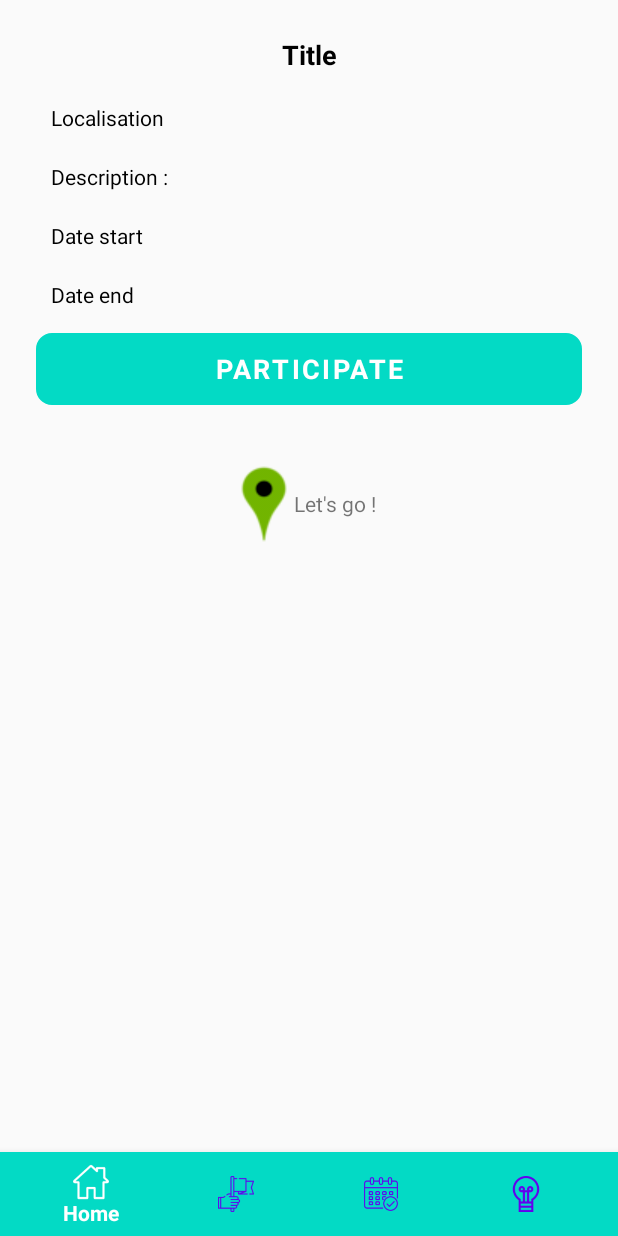
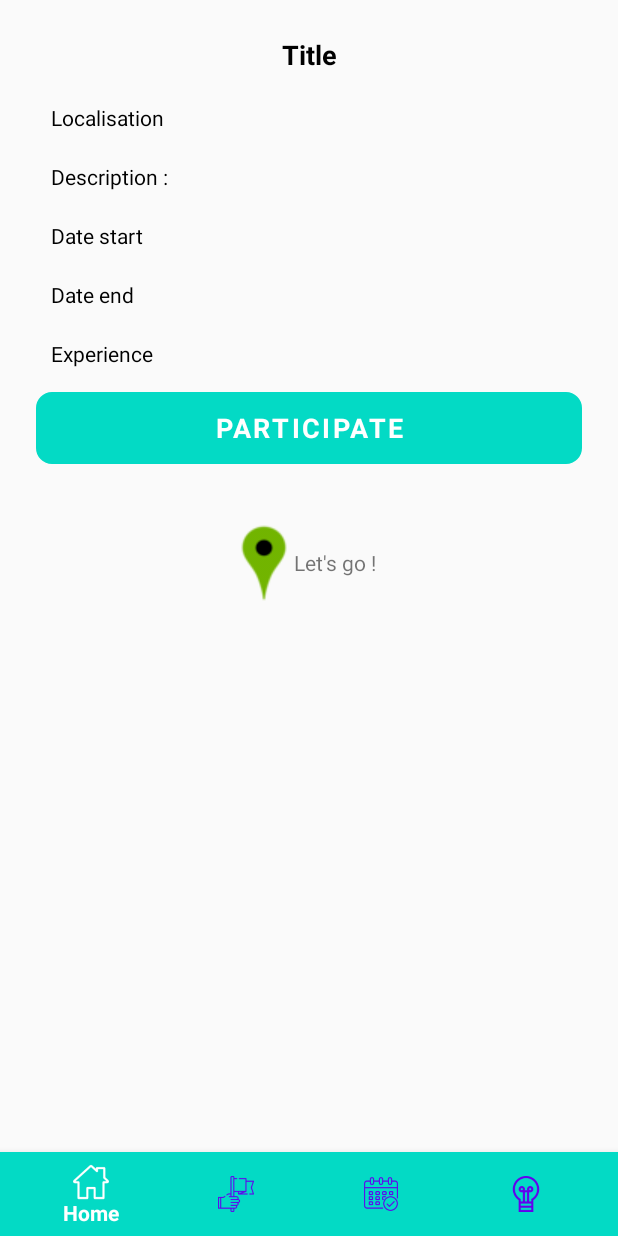
Before and after one commit to SWFTeam/SWFGame, an Android app: the layout activity_event_details.xml on its own in the app's theme, with its tools: preview values and no code run, on a phone screen of 412 x 824 dp. Run offline under Robolectric (Android 15) with nearby library versions, the phone set to English and light mode, and no system bars; Roboto replaces fonts that are not available here.

Commit message:
Participated events

```diff
--- a/app/src/main/java/com/example/swfgame/Events.kt
+++ b/app/src/main/java/com/example/swfgame/Events.kt
@@ -109,6 +109,7 @@ class Events : AppCompatActivity() {
                 intent.putExtra("experience", event.getExperience().toString())
                 intent.putExtra("token", token)
                 intent.putExtra("email", email)
+                intent.putExtra("event_id", event.getId().toString())
                 startActivity(intent)
             }
 
--- a/app/src/main/res/layout/activity_event_details.xml
+++ b/app/src/main/res/layout/activity_event_details.xml
@@ -64,6 +64,16 @@
             android:paddingTop="20dp"
             android:paddingRight="10dp"
             android:text="@string/dateEnd_text"
+            android:textColor="@android:color/black" />
+
+        <TextView
+            android:id="@+id/experience_textView"
+            android:layout_width="match_parent"
+            android:layout_height="wrap_content"
+            android:paddingLeft="10dp"
+            android:paddingTop="20dp"
+            android:paddingRight="10dp"
+            android:text="@string/experience"
             android:textColor="@android:color/black" />
 
         <Button
```
Also changed, not shown: app/src/main/java/com/example/swfgame/EventDetails.kt (+84 -0 lines), app/src/main/java/com/example/swfgame/LoginActivity.kt (+11 -1 lines).
